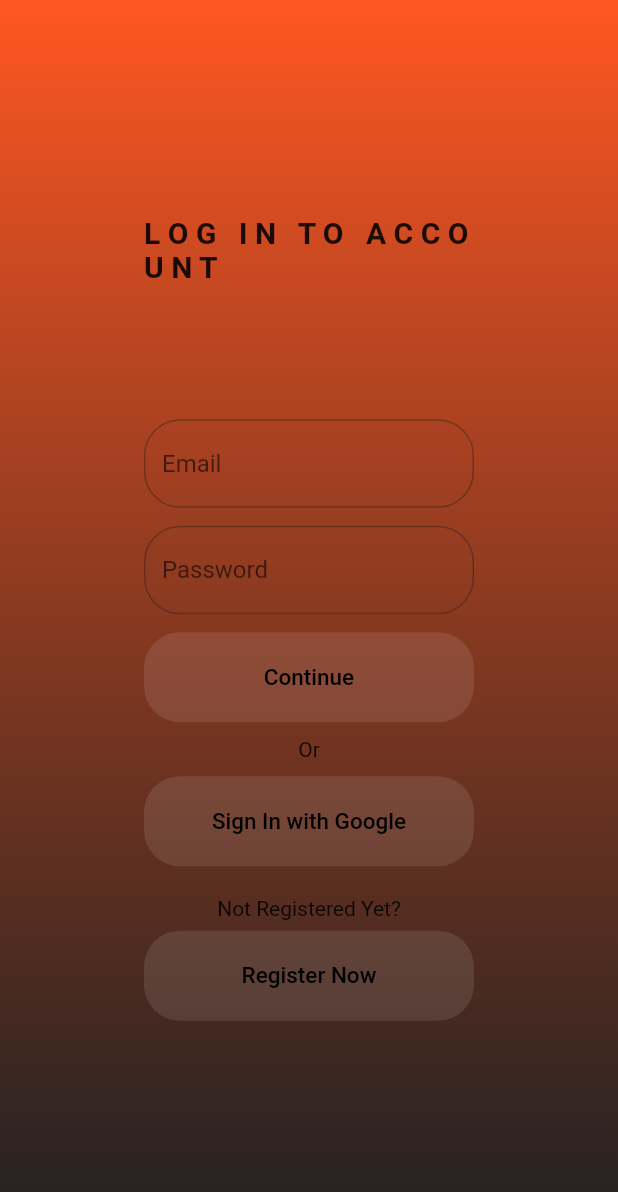
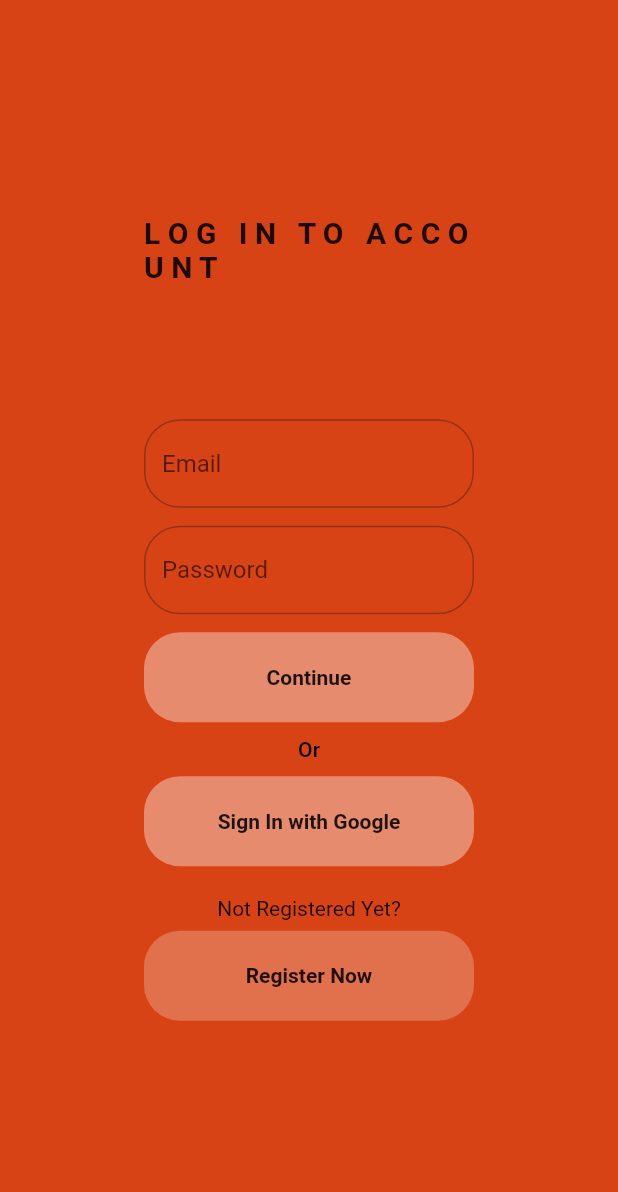
Before and after one commit to kul-riya/jevlis-ka-v, a Flutter app: the screen it shows after launch, on a phone screen of 412 x 824 dp. Shown: the top 1192 px of the screen. Run offline on Flutter 3.47's test engine with Material 3 defaults, Android fonts, the phone set to English and light mode, and no system bars; our stand-ins replace bloc, cloud_firestore, firebase_auth, firebase_core, flutter_bloc, google_nav_bar; accounts and stored records are empty.

Commit message:
screen flow drafted

```diff
--- a/lib/constants/routes.dart
+++ b/lib/constants/routes.dart
@@ -1,3 +1,2 @@
 const chooseCanteenRoute = '/order/canteen_view/';
-const chooseItemRoute = '/order/canteen_menu_view/';
-const cartRoute = '/order/cart_view/';
+const userHomeRoute = '/order/home/';
--- a/lib/utilities/registration_screens/register_login_button.dart
+++ b/lib/utilities/registration_screens/register_login_button.dart
@@ -2,8 +2,13 @@ import 'package:flutter/material.dart';
 
 // ignore: must_be_immutable
 class RegisterLoginButton extends StatelessWidget {
-  RegisterLoginButton({super.key, required this.text, required this.onPressed});
+  RegisterLoginButton(
+      {super.key,
+      required this.text,
+      required this.onPressed,
+      required this.color});
 
+  final Color color;
   final String text;
   VoidCallback onPressed;
 
@@ -14,11 +19,11 @@ class RegisterLoginButton extends StatelessWidget {
             shape: MaterialStateProperty.all(RoundedRectangleBorder(
                 borderRadius: BorderRadius.circular(24.0))),
             minimumSize: MaterialStateProperty.all(const Size.fromHeight(60)),
-            backgroundColor: MaterialStateProperty.all(Colors.white10)),
+            backgroundColor: MaterialStateProperty.all(color)),
         onPressed: onPressed,
         child: Text(
           text,
-          style: const TextStyle(color: Colors.black, fontSize: 15.0),
+          style: Theme.of(context).textTheme.labelLarge,
         ));
   }
 }
--- a/lib/views/canteen_menu_view.dart
+++ b/lib/views/canteen_menu_view.dart
@@ -10,6 +10,10 @@ class CanteenMenuView extends StatefulWidget {
 class _CanteenMenuViewState extends State<CanteenMenuView> {
   @override
   Widget build(BuildContext context) {
-    return const Placeholder();
+    return const Scaffold(
+      body: Center(
+        child: Text("Canteen menu screen"),
+      ),
+    );
   }
 }
--- a/lib/views/login_view.dart
+++ b/lib/views/login_view.dart
@@ -35,26 +35,16 @@ class _LoginViewState extends State<LoginView> {
   Widget build(BuildContext context) {
     // TODO: Add exception handling using bloclistener
     return Scaffold(
-      body: Container(
-        decoration: const BoxDecoration(
-          gradient: LinearGradient(
-            colors: [
-              Colors.deepOrange,
-              Colors.black87,
-            ],
-            begin: Alignment.topCenter,
-            end: Alignment.bottomCenter,
-          ),
-        ),
-        child: Padding(
+      backgroundColor: Theme.of(context).colorScheme.background,
+      body: Padding(
         padding: const EdgeInsets.all(96.0),
         child: Column(
           crossAxisAlignment: CrossAxisAlignment.center,
           mainAxisAlignment: MainAxisAlignment.center,
           children: [
-              const Text(
+            Text(
               "L O G   I N   T O   A C C O U N T",
-                style: TextStyle(fontWeight: FontWeight.bold, fontSize: 20.0),
+              style: Theme.of(context).textTheme.titleLarge,
             ),
             const SizedBox(
               height: 90,
@@ -68,16 +58,23 @@ class _LoginViewState extends State<LoginView> {
                 obscureText: true,
                 controller: _passwordController),
             RegisterLoginButton(
+              color: Theme.of(context).colorScheme.secondary,
               text: "Continue",
               onPressed: () async {
                 final email = _emailController.text;
                 final password = _passwordController.text;
-                  context.read<AuthBloc>().add(AuthEventEmailLoginUser(
-                      email: email, password: password));
+                context.read<AuthBloc>().add(
+                    AuthEventEmailLoginUser(email: email, password: password));
               },
             ),
-              const Padding(padding: EdgeInsets.all(10.0), child: Text("Or")),
+            Padding(
+                padding: const EdgeInsets.all(10.0),
+                child: Text(
+                  "Or",
+                  style: Theme.of(context).textTheme.titleSmall,
+                )),
             RegisterLoginButton(
+                color: Theme.of(context).colorScheme.secondary,
                 text: "Sign In with Google",
                 onPressed: () async {
                   context.read<AuthBloc>().add(AuthEventGoogleLoginUser());
@@ -86,6 +83,7 @@ class _LoginViewState extends State<LoginView> {
                 padding: EdgeInsets.only(top: 20.0, bottom: 7.0),
                 child: Text("Not Registered Yet?")),
             RegisterLoginButton(
+              color: Theme.of(context).colorScheme.tertiary,
               text: "Register Now",
               onPressed: () {
                 context.read<AuthBloc>().add(AuthEventShouldRegister());
@@ -94,7 +92,6 @@ class _LoginViewState extends State<LoginView> {
           ],
         ),
       ),
-      ),
     );
   }
 }
--- a/lib/views/view_cart_view.dart
+++ b/lib/views/view_cart_view.dart
@@ -10,6 +10,10 @@ class ViewCartView extends StatefulWidget {
 class _ViewCartViewState extends State<ViewCartView> {
   @override
   Widget build(BuildContext context) {
-    return const Placeholder();
+    return const Scaffold(
+      body: Center(
+        child: Text("Cart Screen"),
+      ),
+    );
   }
 }
--- a/pubspec.yaml
+++ b/pubspec.yaml
@@ -38,10 +38,11 @@ dependencies:
   firebase_core: ^3.1.0
   firebase_analytics: ^11.0.1
   firebase_auth: ^5.1.0
-  cloud_firestore: ^5.0.1
+  cloud_firestore: ^5.0.2
   google_sign_in: ^6.2.1
   bloc: ^8.1.4
   flutter_bloc: ^8.1.6
+  google_nav_bar: ^5.0.6
 
 dev_dependencies:
   flutter_test:
```
Also changed, not shown: lib/components/bottom_navbar_google.dart (added, +39 -0 lines), lib/main.dart (+11 -12 lines), lib/theme/theme.dart (added, +20 -0 lines), lib/views/choose_canteen_view.dart (+78 -3 lines), lib/views/profile_view.dart (added, +14 -0 lines), lib/views/register_view.dart (+8 -16 lines), lib/views/user_home_view.dart (added, +48 -0 lines), lib/assets/images/hat_logo_white-removebg-preview.png (added), pubspec.lock. Lines whose indentation alone changed are shown as unchanged.
